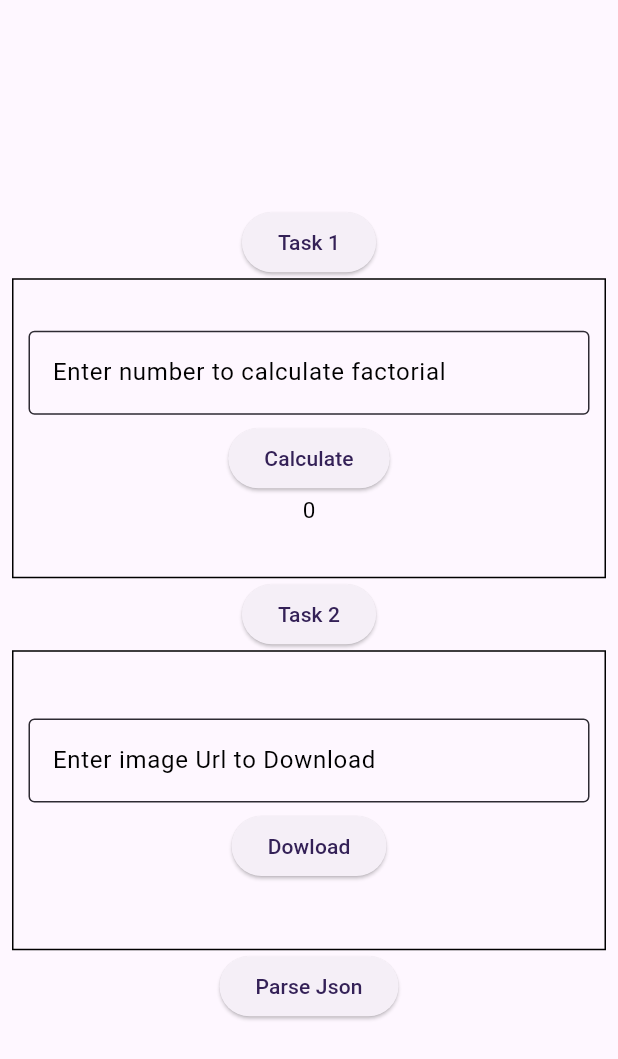
After one commit to siddharth7247/flutter-demo, a Flutter app: the IsolateDemoScreen screen opened by its route, on a phone screen of 412 x 824 dp. The commit adds this screen. Shown: the top 1059 px of the screen. Run offline on Flutter 3.47's test engine with Material 3 defaults, Android fonts, the phone set to English and light mode, and no system bars; our stand-ins replace intl_phone_field, rxdart.

Commit message:
Isolate Task Done

```diff
--- /dev/null
+++ b/lib/isolate/isolate_demo.dart
@@ -0,0 +1,186 @@
+import 'dart:convert';
+import 'dart:isolate';
+import 'package:flutter/foundation.dart';
+import 'package:flutter/material.dart';
+import 'package:flutter_demo/models/todoModel.dart';
+import 'package:http/http.dart' as http;
+
+class IsolateDemoScreen extends StatefulWidget {
+  const IsolateDemoScreen({super.key});
+
+  @override
+  State<IsolateDemoScreen> createState() => _IsolateDemoScreenState();
+}
+
+class _IsolateDemoScreenState extends State<IsolateDemoScreen> {
+  TextEditingController factController = TextEditingController();
+  int? factorial= 0;
+  bool isLoading = false;
+  String url = 'https://jsonplaceholder.typicode.com/todos/';
+  Future<List<Todos>>? todoList;
+
+  @override
+  Widget build(BuildContext context) {
+    return Scaffold(
+      body: Center(
+        child: Padding(
+          padding: const EdgeInsets.all(8.0),
+          child: SingleChildScrollView(
+            child: Column(
+              mainAxisAlignment: MainAxisAlignment.center,
+              crossAxisAlignment: CrossAxisAlignment.center,
+              children: [
+                //Image.asset('assets/images/dog.gif'),
+                ElevatedButton(onPressed: () {}, child: const Text('Task 1')),
+                Container(
+                  height: 200,
+                  padding: const EdgeInsets.all(10),
+                  decoration: BoxDecoration(
+                      border: Border.all(
+                          width: 1,
+                          color: Colors.black,
+                          style: BorderStyle.solid)),
+                  child: Column(
+                    mainAxisAlignment: MainAxisAlignment.center,
+                    children: [
+                      TextField(
+                        controller: factController,
+                        keyboardType: TextInputType.number,
+                        decoration: const InputDecoration(
+                            border: OutlineInputBorder(),
+                            hintText: 'Enter number to calculate factorial'),
+                      ),
+                      const SizedBox(
+                        height: 5,
+                      ),
+                      ElevatedButton(
+                          onPressed: () async {
+                            final receivePort = ReceivePort();
+                            await Isolate.spawn(calculateFactorial,Data(int.parse(factController.text),receivePort.sendPort));
+                            receivePort.listen((fact) {
+                              factorial = fact;
+                              setState(() {
+                              });
+                            });
+                          },
+                          child: const Text('Calculate')),
+                      Text('$factorial')
+                    ],
+                  ),
+                ),
+                ElevatedButton(onPressed: () {}, child: const Text('Task 2')),
+                Container(
+                  height: 200,
+                  padding: const EdgeInsets.all(10),
+                  decoration: BoxDecoration(
+                      border: Border.all(
+                          width: 1,
+                          color: Colors.black,
+                          style: BorderStyle.solid)),
+                  child: Column(
+                    mainAxisAlignment: MainAxisAlignment.center,
+                    children: [
+                      const TextField(
+                        keyboardType: TextInputType.number,
+                        decoration: InputDecoration(
+                            border: OutlineInputBorder(),
+                            hintText: 'Enter image Url to Download'),
+                      ),
+                      const SizedBox(
+                        height: 5,
+                      ),
+                      ElevatedButton(
+                          onPressed: () async {
+                            setState(() {
+                              isLoading = true;
+                            });
+                            final receivePort = ReceivePort();
+                            await Isolate.spawn(
+                                downloadImage, receivePort.sendPort);
+                            receivePort.listen((Data) {
+                              setState(() {
+                                isLoading = Data;
+                              });
+                            });
+                          },
+                          child: (isLoading)
+                              ? const CircularProgressIndicator(
+                                  color: Colors.amber)
+                              : const Text('Dowload')),
+                    ],
+                  ),
+                ),
+                ElevatedButton(
+                    onPressed: () {
+                      todoList = fetchTodoes();
+                      setState(() {});
+                    },
+                    child: const Text("Parse Json")),
+                const SizedBox(height: 5,),
+                FutureBuilder(
+                  future: todoList,
+                  builder: (context, snapshot) {
+                    if (snapshot.hasData) {
+                      return SizedBox(
+                        height: 300,
+                        width: 400,
+                        child: ListView.builder(
+                          itemCount: snapshot.data?.length,
+                          itemBuilder: (context, index) {
+                            return Card(
+                              child: ListTile(
+                                title:
+                                    Text(snapshot.data![index].id.toString()),
+                                subtitle: Text(
+                                    snapshot.data![index].title.toString()),
+                              ),
+                            );
+                          },
+                        ),
+                      );
+                    } else {
+                      return const Center(
+                        // child: CircularProgressIndicator(),
+                      );
+                    }
+                  },
+                )
+              ],
+            ),
+          ),
+        ),
+      ),
+    );
+  }
+}
+
+Future<List<Todos>> fetchTodoes() async {
+  final response =
+      await http.get(Uri.parse('https://jsonplaceholder.typicode.com/todos/'));
+  return compute(parseTodos, response.body);
+}
+
+calculateFactorial(Data data) {
+  int factorial = 1;
+  for (int i = 1; i <= data.number; i++) {
+    factorial = factorial * i;
+  }
+  data.sendPort.send(factorial);
+}
+
+downloadImage(SendPort sendPort) async {
+  await Future.delayed(const Duration(seconds: 20));
+  sendPort.send(false);
+}
+
+class Data {
+  final int number;
+  final SendPort sendPort;
+  Data(this.number, this.sendPort);
+}
+
+List<Todos> parseTodos(String responseBody) {
+  final jsonData = jsonDecode(responseBody);
+  final finalJson = jsonData as List<dynamic>;
+  return finalJson.map((json) => Todos.fromJson(json)).toList();
+}
--- /dev/null
+++ b/lib/models/todoModel.dart
@@ -0,0 +1,16 @@
+// ignore: file_names
+class Todos {
+  int? userId;
+  int? id;
+  String? title;
+  bool? completed;
+
+  Todos({this.userId, this.id, this.title, this.completed});
+
+  Todos.fromJson(Map<String, dynamic> json) {
+    userId = json['userId'];
+    id = json['id'];
+    title = json['title'];
+    completed = json['completed'];
+  }
+}
--- a/pubspec.yaml
+++ b/pubspec.yaml
@@ -38,6 +38,7 @@ dependencies:
   country_code_picker_plus: ^0.0.9
   intl_phone_field: ^3.2.0
   rxdart: ^0.28.0
+  http: ^1.2.2
 
 dev_dependencies:
   flutter_test:
@@ -63,7 +64,7 @@ flutter:
 
   # To add assets to your application, add an assets section, like this:
   assets:
-    - assets/images/user.png
+    - assets/images/
 
 
   # An image asset can refer to one or more resolution-specific "variants", see
```
Also changed, not shown: lib/common_widgets/custom_theme_bottomsheet.dart (+43 -20 lines), lib/edit_notes_screen.dart (deleted, +0 -67 lines), lib/home_screen.dart (+5 -2 lines), lib/main.dart (+17 -10 lines), lib/streams/edit_notes_screen.dart (added, +52 -0 lines), lib/streams/stream_builder_demo.dart (renamed from lib/stream_builder_demo.dart, +12 -9 lines), lib/theme/theme_priview_screen.dart (renamed from lib/theme_priview_screen.dart, +6 -6 lines), assets/images/dog.gif (added), lib/listview-gridview/gridview_demo.dart (renamed from lib/gridview_demo.dart), lib/listview-gridview/listview_custom_demo.dart (renamed from lib/listview_custom_demo.dart), lib/listview-gridview/listview_demo.dart (renamed from lib/listview_demo.dart), lib/listview-gridview/listview_saprator_demo.dart (renamed from lib/listview_saprator_demo.dart), lib/theme/theme_demo.dart (renamed from lib/theme_demo.dart), pubspec.lock.
